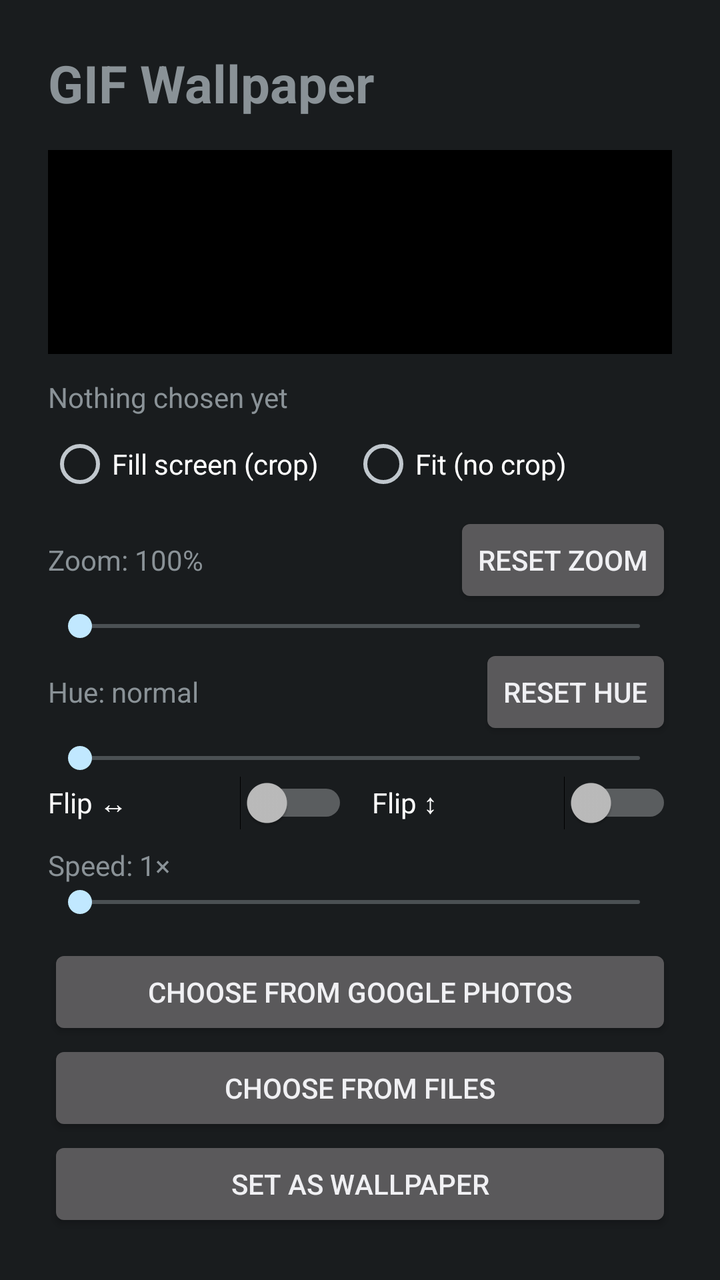
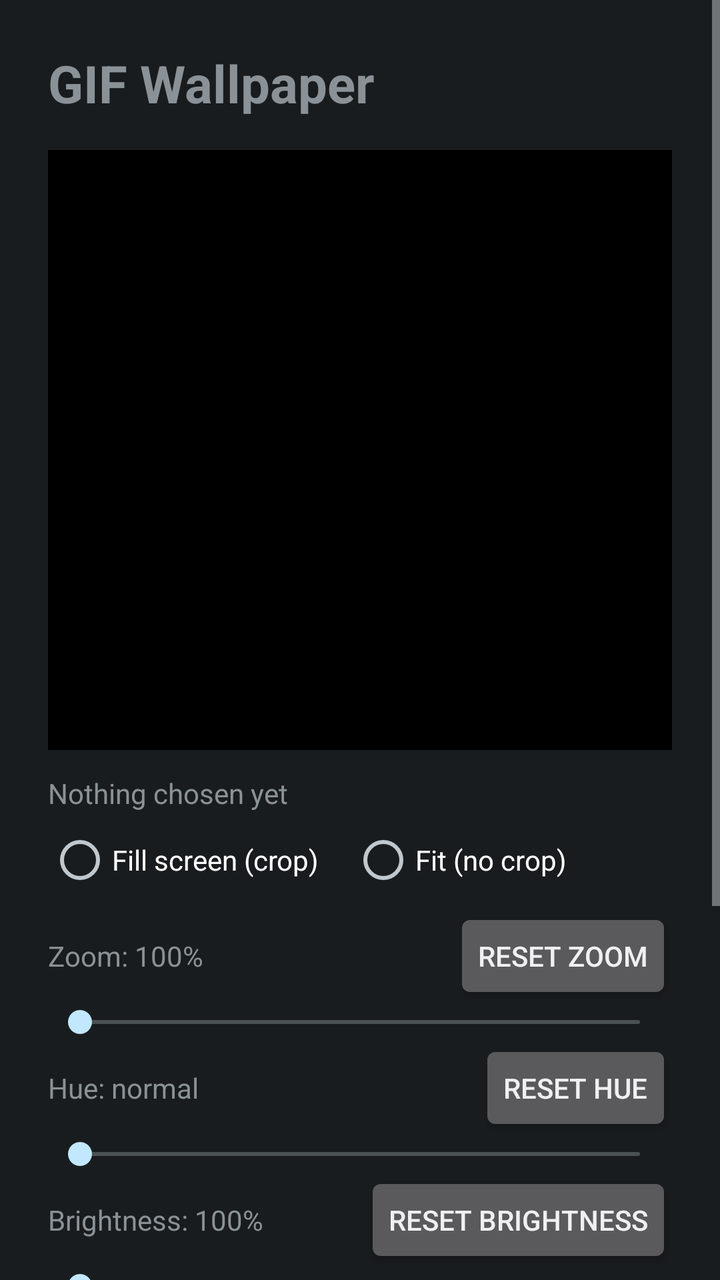

Screens rendered from an Android XML layout before and after an edit, with the pre-edit source and the edit as a unified diff.
<!-- AndroidManifest.xml: application theme android:Theme.DeviceDefault -->
<!-- res/layout/activity_main.xml -->
<?xml version="1.0" encoding="utf-8"?>
<LinearLayout xmlns:android="http://schemas.android.com/apk/res/android"
    android:layout_width="match_parent"
    android:layout_height="match_parent"
    android:orientation="vertical"
    android:padding="24dp"
    android:fitsSystemWindows="true">

    <TextView
        android:layout_width="wrap_content"
        android:layout_height="wrap_content"
        android:text="@string/app_name"
        android:textSize="26sp"
        android:textStyle="bold"
        android:layout_marginBottom="16dp" />

    <FrameLayout
        android:layout_width="match_parent"
        android:layout_height="0dp"
        android:layout_weight="1"
        android:background="#000000">

        <ImageView
            android:id="@+id/preview"
            android:layout_width="match_parent"
            android:layout_height="match_parent"
            android:scaleType="fitCenter"
            android:contentDescription="Preview" />

        <VideoView
            android:id="@+id/videoPreview"
            android:layout_width="wrap_content"
            android:layout_height="wrap_content"
            android:layout_gravity="center"
            android:visibility="gone" />
    </FrameLayout>

    <TextView
        android:id="@+id/status"
        android:layout_width="match_parent"
        android:layout_height="wrap_content"
        android:layout_marginTop="12dp"
        android:text="Nothing chosen yet" />

    <RadioGroup
        android:id="@+id/scaleGroup"
        android:layout_width="match_parent"
        android:layout_height="wrap_content"
        android:orientation="horizontal"
        android:layout_marginTop="8dp">
        <RadioButton android:id="@+id/scaleFill" android:layout_width="wrap_content"
            android:layout_height="wrap_content" android:text="Fill screen (crop)" />
        <RadioButton android:id="@+id/scaleFit" android:layout_width="wrap_content"
            android:layout_height="wrap_content" android:layout_marginStart="16dp"
            android:text="Fit (no crop)" />
    </RadioGroup>

    <LinearLayout
        android:layout_width="match_parent"
        android:layout_height="wrap_content"
        android:layout_marginTop="8dp"
        android:gravity="center_vertical"
        android:orientation="horizontal">

        <TextView
            android:id="@+id/zoomLabel"
            android:layout_width="0dp"
            android:layout_height="wrap_content"
            android:layout_weight="1"
            android:text="Zoom: 100%" />

        <Button
            android:id="@+id/zoomReset"
            style="?android:attr/buttonStyleSmall"
            android:layout_width="wrap_content"
            android:layout_height="wrap_content"
            android:text="Reset zoom" />
    </LinearLayout>

    <SeekBar
        android:id="@+id/zoomBar"
        android:layout_width="match_parent"
        android:layout_height="wrap_content" />

    <LinearLayout
        android:layout_width="match_parent"
        android:layout_height="wrap_content"
        android:gravity="center_vertical"
        android:orientation="horizontal">

        <TextView
            android:id="@+id/hueLabel"
            android:layout_width="0dp"
            android:layout_height="wrap_content"
            android:layout_weight="1"
            android:text="Hue: normal" />

        <Button
            android:id="@+id/hueReset"
            style="?android:attr/buttonStyleSmall"
            android:layout_width="wrap_content"
            android:layout_height="wrap_content"
            android:text="Reset hue" />
    </LinearLayout>

    <SeekBar
        android:id="@+id/hueBar"
        android:layout_width="match_parent"
        android:layout_height="wrap_content" />

    <LinearLayout
        android:layout_width="match_parent"
        android:layout_height="wrap_content"
        android:orientation="horizontal">

        <Switch
            android:id="@+id/flipH"
            android:layout_width="0dp"
            android:layout_height="wrap_content"
            android:layout_weight="1"
            android:layout_marginEnd="12dp"
            android:text="Flip ↔" />

        <Switch
            android:id="@+id/flipV"
            android:layout_width="0dp"
            android:layout_height="wrap_content"
            android:layout_weight="1"
            android:text="Flip ↕" />
    </LinearLayout>

    <TextView
        android:id="@+id/speedLabel"
        android:layout_width="wrap_content"
        android:layout_height="wrap_content"
        android:layout_marginTop="8dp"
        android:text="Speed: 1×" />

    <SeekBar
        android:id="@+id/speedBar"
        android:layout_width="match_parent"
        android:layout_height="wrap_content" />

    <Button
        android:id="@+id/photosButton"
        android:layout_width="match_parent"
        android:layout_height="wrap_content"
        android:layout_marginTop="12dp"
        android:text="Choose from Google Photos" />

    <Button
        android:id="@+id/pickButton"
        android:layout_width="match_parent"
        android:layout_height="wrap_content"
        android:text="Choose from files" />

    <Button
        android:id="@+id/setButton"
        android:layout_width="match_parent"
        android:layout_height="wrap_content"
        android:text="Set as wallpaper" />
</LinearLayout>
<!-- resources referenced by this layout -->
<resources>
  <string name="app_name">GIF Wallpaper</string>
</resources>

<!-- the commit's change to res/layout/activity_main.xml (unified diff, before → after) -->
@@ -1,10 +1,14 @@
 <?xml version="1.0" encoding="utf-8"?>
-<LinearLayout xmlns:android="http://schemas.android.com/apk/res/android"
+<ScrollView xmlns:android="http://schemas.android.com/apk/res/android"
     android:layout_width="match_parent"
     android:layout_height="match_parent"
+    android:fitsSystemWindows="true">
+
+<LinearLayout
+    android:layout_width="match_parent"
+    android:layout_height="wrap_content"
     android:orientation="vertical"
-    android:padding="24dp"
-    android:fitsSystemWindows="true">
+    android:padding="24dp">
 
     <TextView
         android:layout_width="wrap_content"
@@ -16,8 +20,7 @@
 
     <FrameLayout
         android:layout_width="match_parent"
-        android:layout_height="0dp"
-        android:layout_weight="1"
+        android:layout_height="300dp"
         android:background="#000000">
 
         <ImageView
@@ -111,6 +114,32 @@
     <LinearLayout
         android:layout_width="match_parent"
         android:layout_height="wrap_content"
+        android:gravity="center_vertical"
+        android:orientation="horizontal">
+
+        <TextView
+            android:id="@+id/brightLabel"
+            android:layout_width="0dp"
+            android:layout_height="wrap_content"
+            android:layout_weight="1"
+            android:text="Brightness: 100%" />
+
+        <Button
+            android:id="@+id/brightReset"
+            style="?android:attr/buttonStyleSmall"
+            android:layout_width="wrap_content"
+            android:layout_height="wrap_content"
+            android:text="Reset brightness" />
+    </LinearLayout>
+
+    <SeekBar
+        android:id="@+id/brightBar"
+        android:layout_width="match_parent"
+        android:layout_height="wrap_content" />
+
+    <LinearLayout
+        android:layout_width="match_parent"
+        android:layout_height="wrap_content"
         android:orientation="horizontal">
 
         <Switch
@@ -160,3 +189,4 @@
         android:layout_height="wrap_content"
         android:text="Set as wallpaper" />
 </LinearLayout>
+</ScrollView>
